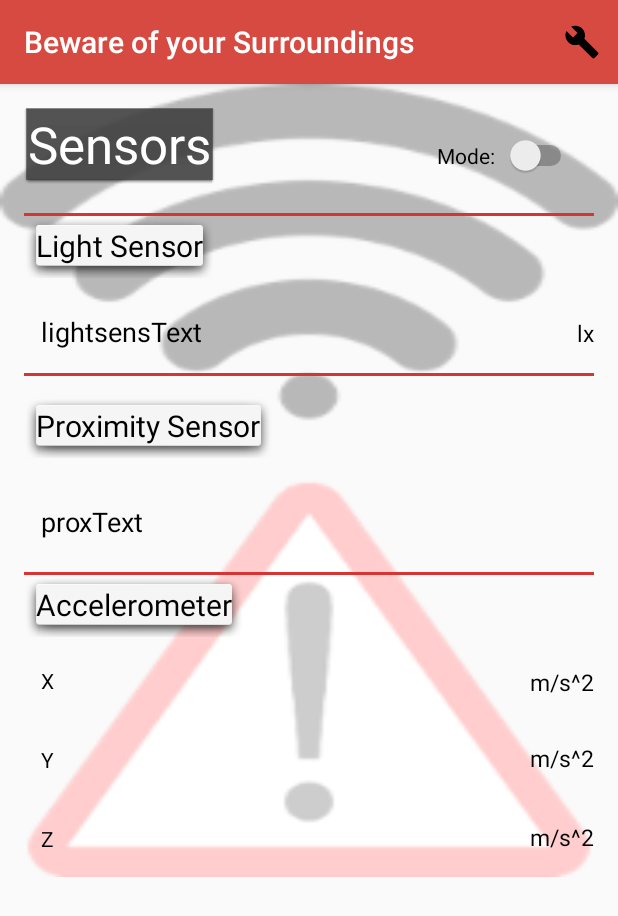
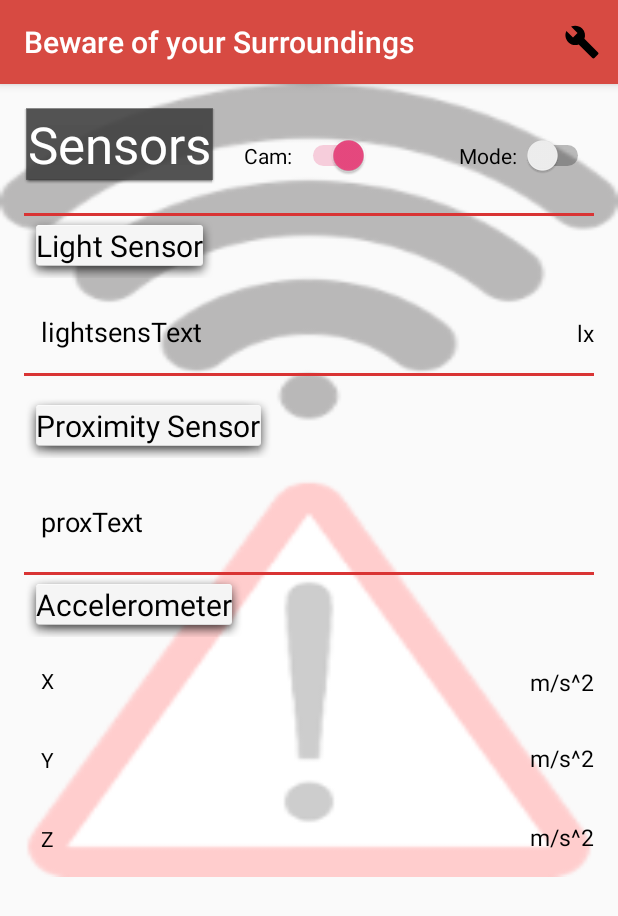
Before and after one commit to taggelos/BlindLight, an Android app: the MainActivity screen opened directly, with no data from a screen before it, on a phone screen of 412 x 824 dp. Shown: the top 916 px of the screen. Run offline under Robolectric (Android 15) with nearby library versions, the light colour scheme and no system bars.

Commit message:
start Bonus
camera , save file

```diff
--- a/BlindLight/app/src/main/AndroidManifest.xml
+++ b/BlindLight/app/src/main/AndroidManifest.xml
@@ -9,7 +9,6 @@
     <uses-permission android:name="android.permission.ACCESS_WIFI_STATE" />
     <uses-permission android:name="android.permission.ACCESS_FINE_LOCATION" />
     <uses-permission android:name="android.permission.ACCESS_COARSE_LOCATION" />
-
 
     <application
         android:allowBackup="true"
@@ -37,7 +36,7 @@
 
         <service android:name="org.eclipse.paho.android.service.MqttService" />
 
-
+        <activity android:name="com.example.aggel.blindlight.Activities.CameraActivity"></activity>
     </application>
 
 </manifest>
--- a/BlindLight/app/src/main/res/layout/activity_main.xml
+++ b/BlindLight/app/src/main/res/layout/activity_main.xml
@@ -180,15 +180,6 @@
         android:layout_below="@+id/LightTextView"
         android:layout_alignStart="@+id/proxText" />
 
-    <Switch
-        android:text="Mode:  "
-        android:layout_width="wrap_content"
-        android:layout_height="wrap_content"
-        android:id="@+id/connectivity"
-        android:layout_alignBaseline="@+id/readyApp"
-        android:layout_alignBottom="@+id/readyApp"
-        android:layout_toStartOf="@+id/textView3" />
-
     <TextView
         android:text="@string/Sensors"
         android:textColor="@color/colorBackround"
@@ -205,6 +196,24 @@
         android:layout_alignParentTop="true"
         android:layout_alignParentStart="true" />
 
+    <Switch
+        android:text="Cam: "
+        android:layout_width="wrap_content"
+        android:layout_height="wrap_content"
+        android:id="@+id/camera"
+        android:layout_alignBaseline="@+id/connectivity"
+        android:layout_alignBottom="@+id/connectivity"
+        android:layout_toEndOf="@+id/Accelerometer" />
+
+    <Switch
+        android:text="Mode: "
+        android:layout_width="wrap_content"
+        android:layout_height="wrap_content"
+        android:id="@+id/connectivity"
+        android:layout_alignBaseline="@+id/readyApp"
+        android:layout_alignBottom="@+id/readyApp"
+        android:layout_alignParentEnd="true" />
+
 
 </RelativeLayout>
 
```
Also changed, not shown: BlindLight/app/src/main/java/com/example/aggel/blindlight/Activities/CameraActivity.java (added, +75 -0 lines), BlindLight/app/src/main/java/com/example/aggel/blindlight/Activities/MainActivity.java (+38 -3 lines), BlindLight/app/src/main/res/layout/activity_camera.xml (added, +37 -0 lines).
